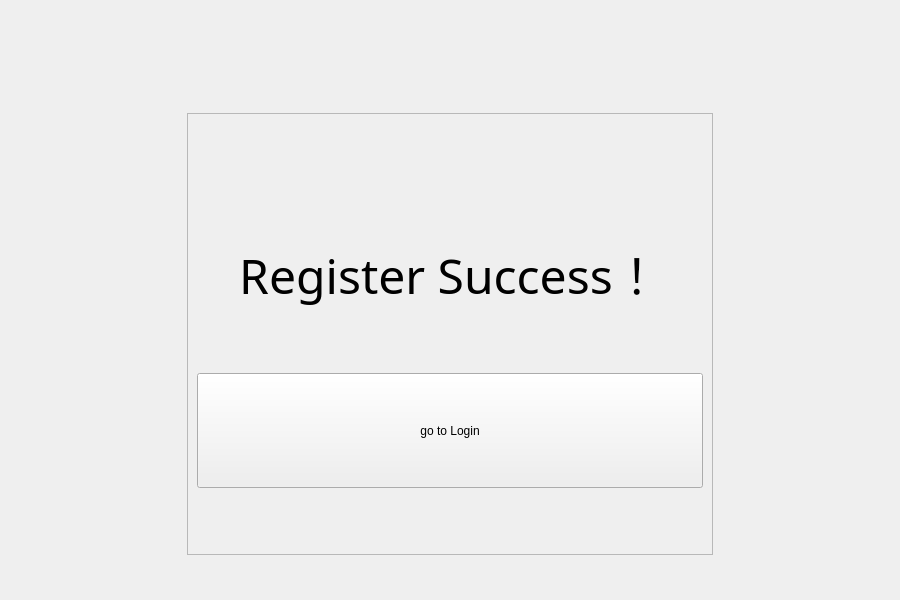
Before: the Qt Designer form message-client/1.Login/ui/RegSuccessWidget.ui in yxiao-yang/message-client, drawn with Qt 5.
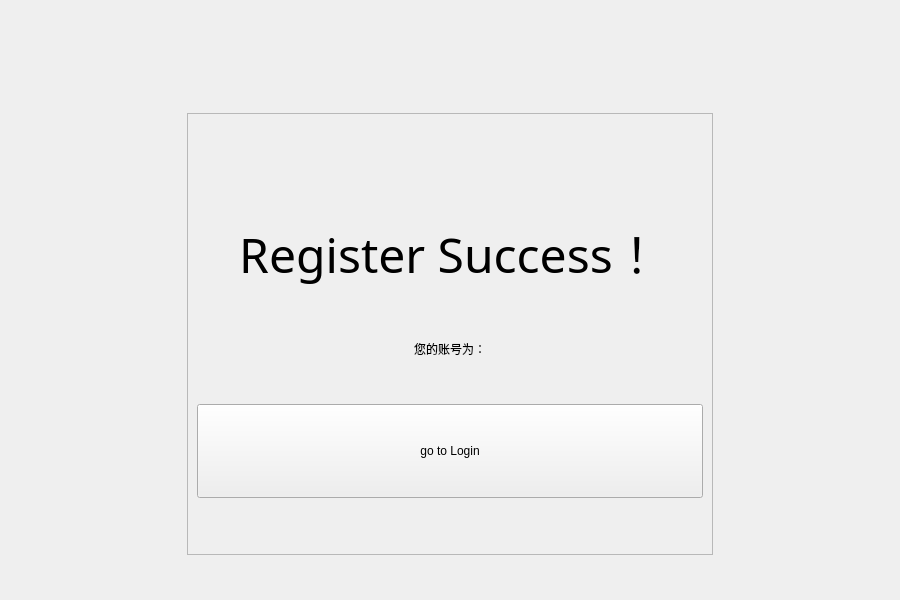
After: the same form once the commit is applied.

Commit message: 完成注册业务，准备编写主界面

```diff
--- a/message-client/1.Login/ui/RegSuccessWidget.ui
+++ b/message-client/1.Login/ui/RegSuccessWidget.ui
@@ -50,7 +50,7 @@
      </property>
      <layout class="QHBoxLayout" name="horizontalLayout" stretch="3">
       <item>
-       <layout class="QVBoxLayout" name="RegSuccessLayout" stretch="2,1,1,2,1">
+       <layout class="QVBoxLayout" name="RegSuccessLayout" stretch="2,1,1,0,0,2,1">
         <item>
          <spacer name="verticalSpacer_5">
           <property name="orientation">
@@ -93,6 +93,34 @@
           </property>
          </spacer>
         </item>
+        <item>
+         <widget class="QLabel" name="UseridLb">
+          <property name="font">
+           <font>
+            <family>华文中宋</family>
+           </font>
+          </property>
+          <property name="text">
+           <string>您的账号为：</string>
+          </property>
+          <property name="alignment">
+           <set>Qt::AlignCenter</set>
+          </property>
+         </widget>
+        </item>
+        <item>
+         <spacer name="verticalSpacer_6">
+          <property name="orientation">
+           <enum>Qt::Vertical</enum>
+          </property>
+          <property name="sizeHint" stdset="0">
+           <size>
+            <width>20</width>
+            <height>40</height>
+           </size>
+          </property>
+         </spacer>
+        </item>
         <item>
          <widget class="QPushButton" name="RegSuccessPb">
           <property name="sizePolicy">
```
Left out of the diff: 26 changed lines with no effect on the pictures. The commit also changes 7 other files.
